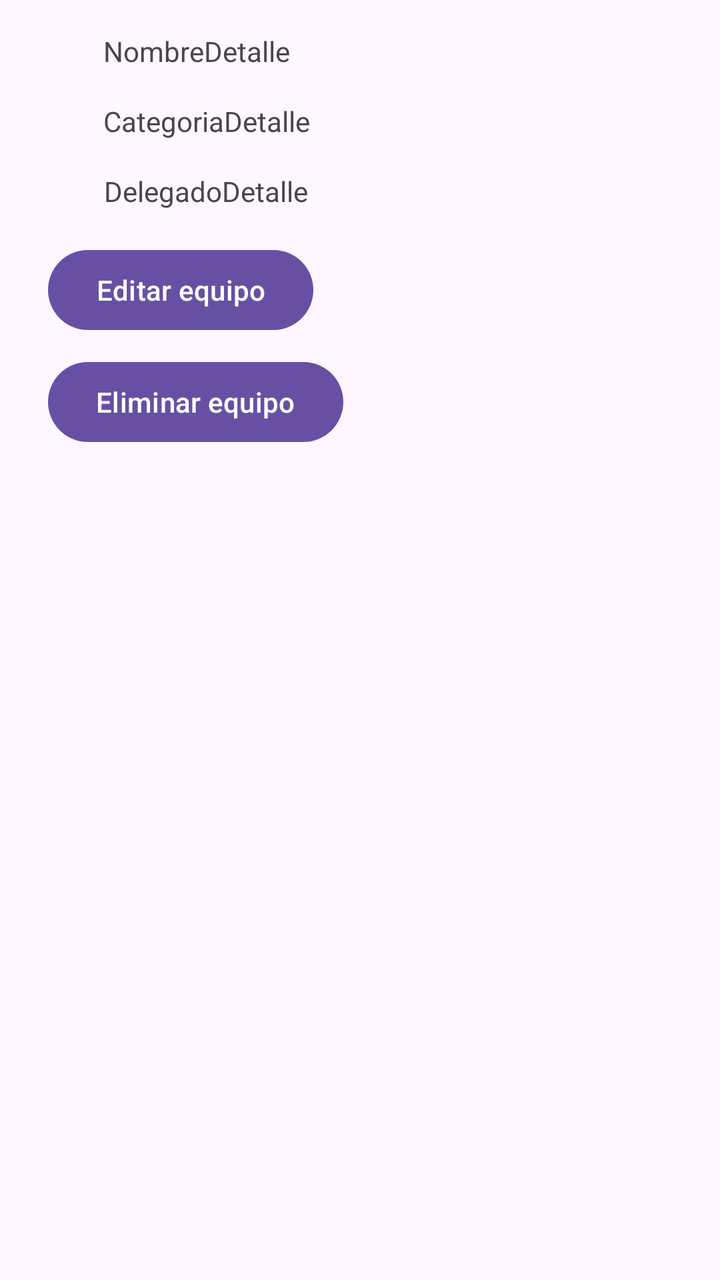
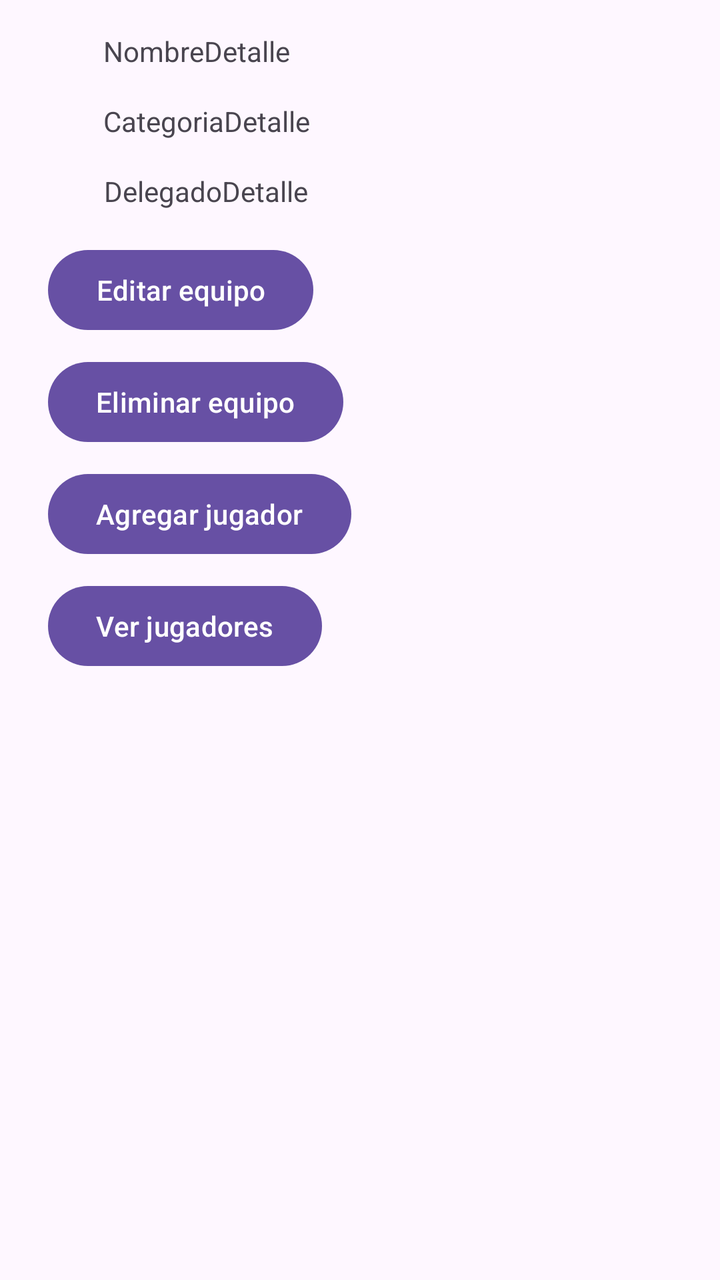

The first picture is an Android layout as it rendered before a commit; the second is the same layout after the commit. The layout source and the unified diff follow.
<!-- AndroidManifest.xml: application theme Theme.TorneosAmigosHito1 -->
<!-- res/layout/activity_detalle.xml -->
<?xml version="1.0" encoding="utf-8"?>
<androidx.constraintlayout.widget.ConstraintLayout xmlns:android="http://schemas.android.com/apk/res/android"
    xmlns:app="http://schemas.android.com/apk/res-auto"
    xmlns:tools="http://schemas.android.com/tools"
    android:id="@+id/main"
    android:layout_width="match_parent"
    android:layout_height="match_parent"
    tools:context=".controller.DetalleActivity">

    <TextView
        android:id="@+id/tvNombreDetalle"
        android:layout_width="wrap_content"
        android:layout_height="wrap_content"
        android:layout_marginStart="24dp"
        android:layout_marginTop="16dp"
        android:layout_marginEnd="24dp"
        android:text="NombreDetalle"
        app:layout_constraintEnd_toEndOf="parent"
        app:layout_constraintHorizontal_bias="0.126"
        app:layout_constraintStart_toStartOf="parent"
        app:layout_constraintTop_toTopOf="parent" />

    <TextView
        android:id="@+id/tvCategoriaDetalle"
        android:layout_width="wrap_content"
        android:layout_height="wrap_content"
        android:layout_marginStart="24dp"
        android:layout_marginTop="16dp"
        android:layout_marginEnd="24dp"
        android:text="CategoriaDetalle"
        app:layout_constraintEnd_toEndOf="parent"
        app:layout_constraintHorizontal_bias="0.133"
        app:layout_constraintStart_toStartOf="parent"
        app:layout_constraintTop_toBottomOf="@id/tvNombreDetalle" />

    <TextView
        android:id="@+id/tvDelegadoDetalle"
        android:layout_width="wrap_content"
        android:layout_height="wrap_content"
        android:layout_marginStart="24dp"
        android:layout_marginTop="16dp"
        android:layout_marginEnd="24dp"
        android:text="DelegadoDetalle"
        app:layout_constraintEnd_toEndOf="parent"
        app:layout_constraintHorizontal_bias="0.134"
        app:layout_constraintStart_toStartOf="parent"
        app:layout_constraintTop_toBottomOf="@id/tvCategoriaDetalle" />

    <Button
        android:id="@+id/btnEditarEquipo"
        android:layout_width="wrap_content"
        android:layout_height="wrap_content"
        android:layout_marginStart="24dp"
        android:layout_marginTop="16dp"
        android:text="Editar equipo"
        app:layout_constraintStart_toStartOf="parent"
        app:layout_constraintTop_toBottomOf="@id/tvDelegadoDetalle" />

    <Button
        android:id="@+id/btnEliminarEquipo"
        android:layout_width="wrap_content"
        android:layout_height="wrap_content"
        android:layout_marginTop="8dp"
        android:text="Eliminar equipo"
        app:layout_constraintStart_toStartOf="@id/btnEditarEquipo"
        app:layout_constraintTop_toBottomOf="@id/btnEditarEquipo" />
</androidx.constraintlayout.widget.ConstraintLayout>
<!-- resources referenced by this layout -->
<resources>
  <style name="Theme.TorneosAmigosHito1" parent="Base.Theme.TorneosAmigosHito1" />
  <style name="Base.Theme.TorneosAmigosHito1" parent="Theme.Material3.DayNight.NoActionBar">
          
          
      </style>
</resources>

<!-- the commit's change to res/layout/activity_detalle.xml (unified diff, before → after) -->
@@ -55,7 +55,6 @@
         android:text="Editar equipo"
         app:layout_constraintStart_toStartOf="parent"
         app:layout_constraintTop_toBottomOf="@id/tvDelegadoDetalle" />
-
     <Button
         android:id="@+id/btnEliminarEquipo"
         android:layout_width="wrap_content"
@@ -64,4 +63,21 @@
         android:text="Eliminar equipo"
         app:layout_constraintStart_toStartOf="@id/btnEditarEquipo"
         app:layout_constraintTop_toBottomOf="@id/btnEditarEquipo" />
+
+    <Button
+        android:id="@+id/btnAgregarJugador"
+        android:layout_width="wrap_content"
+        android:layout_height="wrap_content"
+        android:layout_marginTop="8dp"
+        android:text="Agregar jugador"
+        app:layout_constraintStart_toStartOf="@id/btnEliminarEquipo"
+        app:layout_constraintTop_toBottomOf="@id/btnEliminarEquipo" />
+    <Button
+        android:id="@+id/btnVerJugadores"
+        android:layout_width="wrap_content"
+        android:layout_height="wrap_content"
+        android:layout_marginTop="8dp"
+        android:text="Ver jugadores"
+        app:layout_constraintStart_toStartOf="@id/btnAgregarJugador"
+        app:layout_constraintTop_toBottomOf="@id/btnAgregarJugador" />
 </androidx.constraintlayout.widget.ConstraintLayout>
